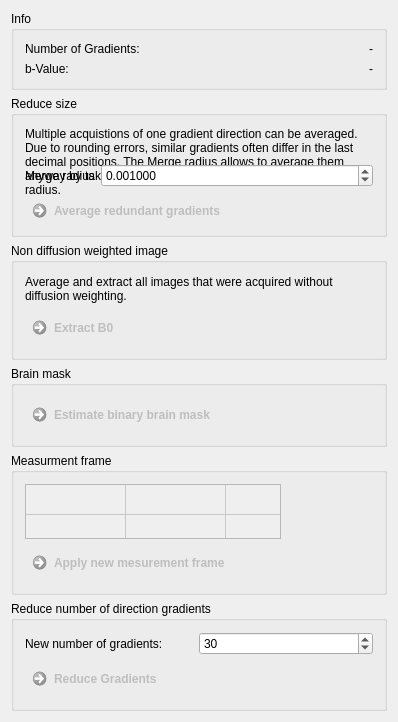
The window that Modules/Bundles/org.mitk.gui.qt.diffusionimaging/src/internal/QmitkPreprocessingViewControls.ui (MITK/MITK) describes before a commit, drawn with Qt 5.
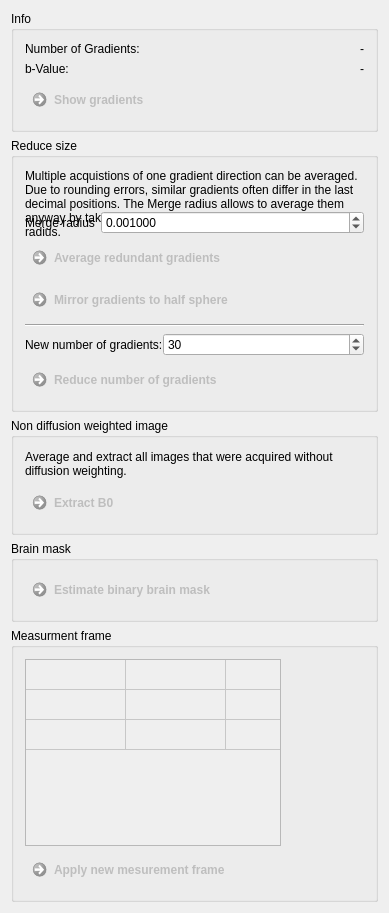
The same window after the commit.

Commit message: added mirror gradients to halfsphere method

What changed in the file:
```diff
--- a/Modules/Bundles/org.mitk.gui.qt.diffusionimaging/src/internal/QmitkPreprocessingViewControls.ui
+++ b/Modules/Bundles/org.mitk.gui.qt.diffusionimaging/src/internal/QmitkPreprocessingViewControls.ui
@@ -6,8 +6,8 @@
    <rect>
     <x>0</x>
     <y>0</y>
-    <width>398</width>
-    <height>685</height>
+    <width>389</width>
+    <height>913</height>
    </rect>
   </property>
   <property name="minimumSize">
@@ -49,14 +49,14 @@
         </property>
        </widget>
       </item>
-      <item row="1" column="0">
+      <item row="2" column="0">
        <widget class="QLabel" name="label_6">
         <property name="text">
          <string>b-Value:</string>
         </property>
        </widget>
       </item>
-      <item row="1" column="1">
+      <item row="2" column="1">
        <widget class="QLabel" name="m_BvalLabel">
         <property name="text">
          <string>-</string>
@@ -66,6 +66,25 @@
         </property>
        </widget>
       </item>
+      <item row="3" column="0">
+       <widget class="QCommandLinkButton" name="m_ShowGradientsButton">
+        <property name="enabled">
+         <bool>false</bool>
+        </property>
+        <property name="toolTip">
+         <string/>
+        </property>
+        <property name="statusTip">
+         <string/>
+        </property>
+        <property name="whatsThis">
+         <string notr="true"/>
+        </property>
+        <property name="text">
+         <string>Show gradients</string>
+        </property>
+       </widget>
+      </item>
      </layout>
     </widget>
    </item>
@@ -166,6 +185,89 @@
         </property>
        </widget>
       </item>
+      <item>
+       <widget class="QCommandLinkButton" name="m_MirrorGradientToHalfSphereButton">
+        <property name="enabled">
+         <bool>false</bool>
+        </property>
+        <property name="toolTip">
+         <string/>
+        </property>
+        <property name="statusTip">
+         <string/>
+        </property>
+        <property name="whatsThis">
+         <string notr="true"/>
+        </property>
+        <property name="text">
+         <string>Mirror gradients to half sphere</string>
+        </property>
+       </widget>
+      </item>
+      <item>
+       <widget class="Line" name="line">
+        <property name="orientation">
+         <enum>Qt::Horizontal</enum>
+        </property>
+       </widget>
+      </item>
+      <item>
+       <widget class="QFrame" name="frame_2">
+        <property name="frameShape">
+         <enum>QFrame::NoFrame</enum>
+        </property>
+        <property name="frameShadow">
+         <enum>QFrame::Raised</enum>
+        </property>
+        <layout class="QFormLayout" name="formLayout_3">
+         <property name="horizontalSpacing">
+          <number>0</number>
+         </property>
+         <property name="verticalSpacing">
+          <number>0</number>
+         </property>
+         <property name="margin">
+          <number>0</number>
+         </property>
+         <item row="0" column="0">
+          <widget class="QLabel" name="label_8">
+           <property name="text">
+            <string>New number of gradients:</string>
+           </property>
+          </widget>
+         </item>
+         <item row="0" column="1">
+          <widget class="QSpinBox" name="m_ReduceGradientsBox">
+           <property name="minimum">
+            <number>1</number>
+           </property>
+           <property name="value">
+            <number>30</number>
+           </property>
+          </widget>
+         </item>
+        </layout>
+       </widget>
+      </item>
+      <item>
+       <widget class="QCommandLinkButton" name="m_ReduceGradientsButton">
+        <property name="enabled">
+         <bool>false</bool>
+        </property>
+        <property name="toolTip">
+         <string/>
+        </property>
+        <property name="statusTip">
+         <string/>
+        </property>
+        <property name="whatsThis">
+         <string notr="true"/>
+        </property>
+        <property name="text">
+         <string>Reduce number of gradients</string>
+        </property>
+       </widget>
+      </item>
      </layout>
     </widget>
    </item>
@@ -373,51 +475,6 @@
      </layout>
     </widget>
    </item>
-   <item>
-    <widget class="QGroupBox" name="groupBox_6">
-     <property name="title">
-      <string>Reduce number of direction gradients</string>
-     </property>
-     <layout class="QFormLayout" name="formLayout_4">
-      <item row="0" column="1">
-       <widget class="QSpinBox" name="m_ReduceGradientsBox">
-        <property name="minimum">
-         <number>1</number>
-        </property>
-        <property name="value">
-         <number>30</number>
-        </property>
-       </widget>
-      </item>
-      <item row="0" column="0">
-       <widget class="QLabel" name="label_8">
-        <property name="text">
-         <string>New number of gradients:</string>
-        </property>
-       </widget>
-      </item>
-      <item row="1" column="0">
-       <widget class="QCommandLinkButton" name="m_ReduceGradientsButton">
-        <property name="enabled">
-         <bool>false</bool>
-        </property>
-        <property name="toolTip">
-         <string/>
-        </property>
-        <property name="statusTip">
-         <string/>
-        </property>
-        <property name="whatsThis">
-         <string notr="true"/>
-        </property>
-        <property name="text">
-         <string>Reduce Gradients</string>
-        </property>
-       </widget>
-      </item>
-     </layout>
-    </widget>
-   </item>
    <item>
     <spacer name="verticalSpacer">
      <property name="orientation">
```
The commit also changes 3 other files.
